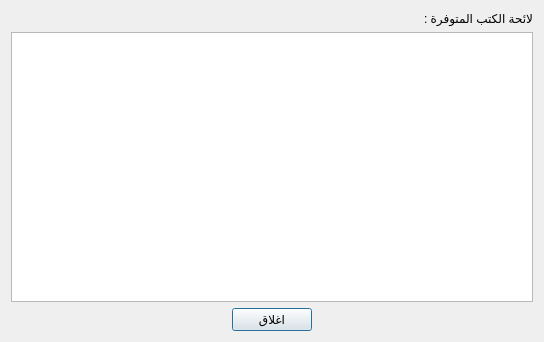
boussouira/moltaqa, file src/bookslistbrowser.ui: the form before one commit.
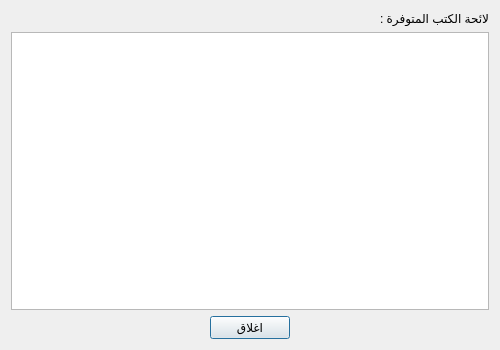
The form after the commit.

Commit message: Show books count in each categorie

The edit to the form file:
```diff
--- a/src/bookslistbrowser.ui
+++ b/src/bookslistbrowser.ui
@@ -6,8 +6,8 @@
    <rect>
     <x>0</x>
     <y>0</y>
-    <width>544</width>
-    <height>342</height>
+    <width>500</width>
+    <height>350</height>
    </rect>
   </property>
   <property name="windowTitle">
```
Left out of the diff: 2 changed lines with no effect on the pictures. The commit also changes 1 other file.
